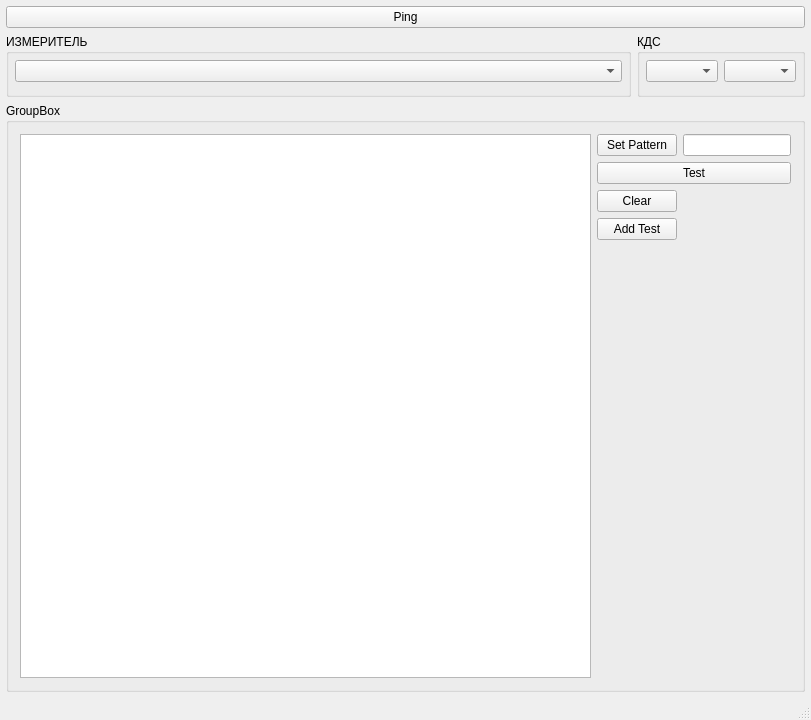
XRay3D/AmkTester, file mainwindow.ui: the form before one commit.
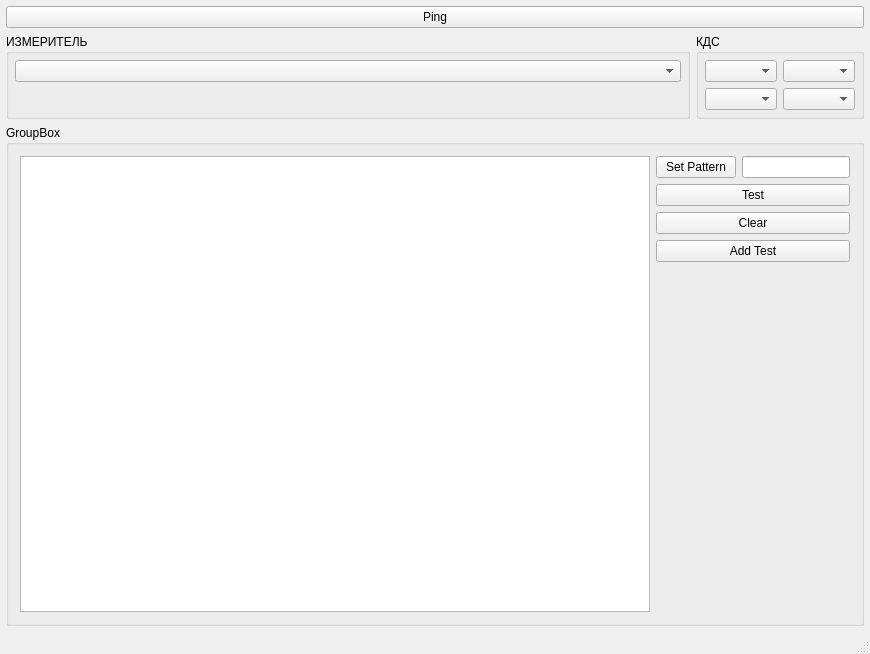
The form after the commit. Custom widgets are drawn as their Qt base class.

The edit to the form file:
```diff
--- a/mainwindow.ui
+++ b/mainwindow.ui
@@ -6,8 +6,8 @@
    <rect>
     <x>0</x>
     <y>0</y>
-    <width>811</width>
-    <height>720</height>
+    <width>870</width>
+    <height>654</height>
    </rect>
   </property>
   <property name="windowTitle">
@@ -32,7 +32,7 @@
       <property name="title">
        <string>ИЗМЕРИТЕЛЬ</string>
       </property>
-      <layout class="QVBoxLayout" name="verticalLayout">
+      <layout class="QVBoxLayout" name="verticalLayout" stretch="10,1">
        <property name="leftMargin">
         <number>6</number>
        </property>
@@ -79,16 +79,22 @@
         <number>6</number>
        </property>
        <item row="1" column="0">
-        <widget class="AmkTest" name="wAmk1" native="true"/>
-       </item>
-       <item row="0" column="0">
-        <widget class="QComboBox" name="cbxAmk"/>
+        <widget class="QComboBox" name="comboBox"/>
        </item>
        <item row="0" column="1">
         <widget class="QComboBox" name="cbxHart"/>
        </item>
+       <item row="2" column="0">
+        <layout class="QFormLayout" name="flKds0"/>
+       </item>
+       <item row="2" column="1">
+        <layout class="QFormLayout" name="flKds1"/>
+       </item>
+       <item row="0" column="0">
+        <widget class="QComboBox" name="cbxAmk"/>
+       </item>
        <item row="1" column="1">
-        <widget class="AmkTest" name="wAmk2" native="true"/>
+        <widget class="QComboBox" name="comboBox_2"/>
        </item>
       </layout>
      </widget>
@@ -99,29 +105,9 @@
        <string>GroupBox</string>
       </property>
       <layout class="QGridLayout" name="gridLayout_2" columnstretch="1,0,0">
-       <item row="3" column="1">
-        <widget class="QPushButton" name="pushButton_2">
-         <property name="text">
-          <string>Clear</string>
-         </property>
-        </widget>
-       </item>
        <item row="1" column="2">
         <widget class="QLineEdit" name="lineEdit_2"/>
        </item>
-       <item row="5" column="1">
-        <spacer name="verticalSpacer">
-         <property name="orientation">
-          <enum>Qt::Vertical</enum>
-         </property>
-         <property name="sizeHint" stdset="0">
-          <size>
-           <width>20</width>
-           <height>40</height>
-          </size>
-         </property>
-        </spacer>
-       </item>
        <item row="1" column="1">
         <widget class="QPushButton" name="pushButton_3">
          <property name="text">
@@ -129,13 +115,6 @@
          </property>
         </widget>
        </item>
-       <item row="4" column="1">
-        <widget class="QPushButton" name="pushButton">
-         <property name="text">
-          <string>Add Test</string>
-         </property>
-        </widget>
-       </item>
        <item row="1" column="0" rowspan="5">
         <widget class="TableView" name="tableView"/>
        </item>
@@ -149,6 +128,20 @@
          </property>
         </widget>
        </item>
+       <item row="3" column="1" colspan="2">
+        <widget class="QPushButton" name="pushButton_2">
+         <property name="text">
+          <string>Clear</string>
+         </property>
+        </widget>
+       </item>
+       <item row="4" column="1" colspan="2">
+        <widget class="QPushButton" name="pushButton">
+         <property name="text">
+          <string>Add Test</string>
+         </property>
+        </widget>
+       </item>
       </layout>
      </widget>
     </item>
@@ -166,7 +159,7 @@
     <rect>
      <x>0</x>
      <y>0</y>
-     <width>811</width>
+     <width>870</width>
      <height>21</height>
     </rect>
    </property>
@@ -175,12 +168,6 @@
  </widget>
  <layoutdefault spacing="6" margin="11"/>
  <customwidgets>
-  <customwidget>
-   <class>AmkTest</class>
-   <extends>QWidget</extends>
-   <header>amktest/amktest.h</header>
-   <container>1</container>
-  </customwidget>
   <customwidget>
    <class>TesterData</class>
    <extends>QWidget</extends>
```
